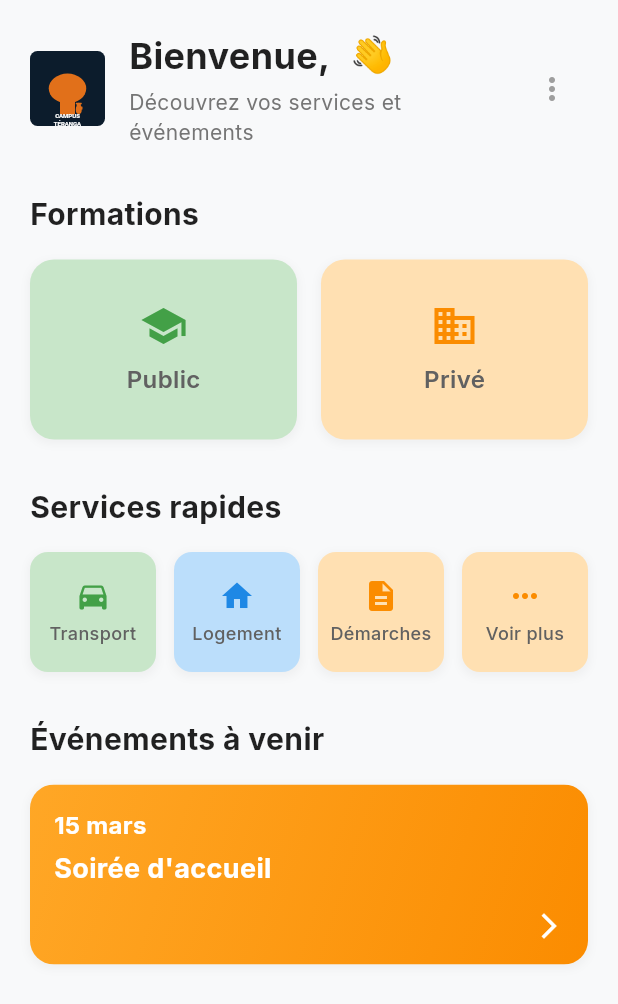
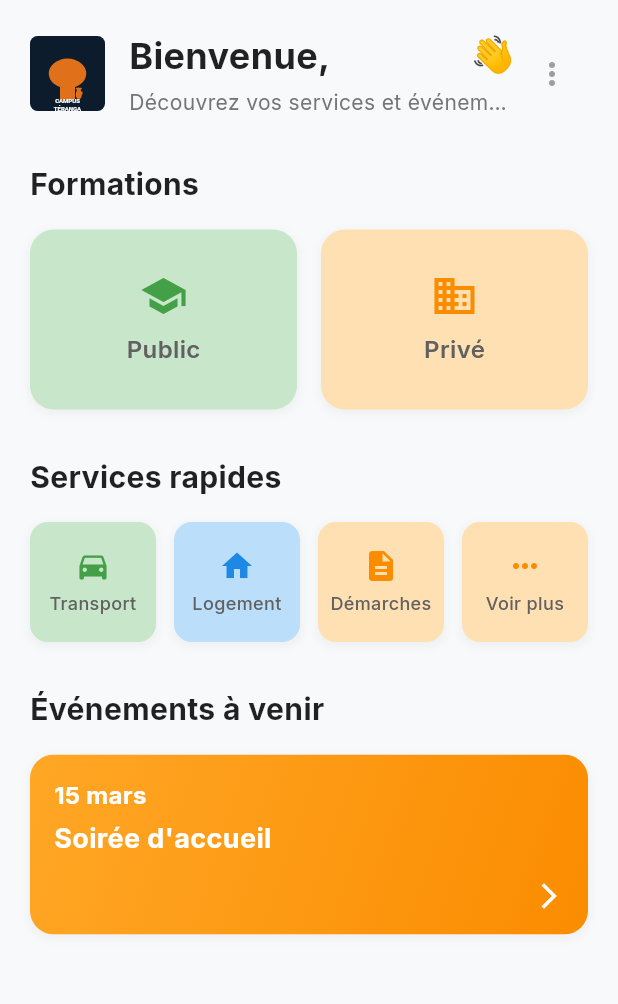
Before and after one commit to Mooxa/campus-teranga-app, a Flutter app: the HomeScreen screen opened by its route, on a phone screen of 412 x 824 dp. Shown: the top 1004 px of the screen. Run offline on Flutter 3.47's test engine with Material 3 defaults, Android fonts, the phone set to English and light mode, and no system bars; our stand-ins replace flutter_svg, google_fonts, shared_preferences; accounts and stored records are empty; network calls fail.

Commit message:
fix: resolve RenderFlex overflow issue in home screen
- Wrap welcome message Text widget in Expanded to prevent overflow
- Add TextOverflow.ellipsis to handle long usernames gracefully
- Add maxLines and overflow handling to subtitle text
- Ensure responsive layout on different screen sizes

Fixes the 19-pixel overflow error on the right side of the Row widget
in the home screen header section when displaying long usernames.

```diff
--- a/lib/screens/home_screen.dart
+++ b/lib/screens/home_screen.dart
@@ -65,12 +65,15 @@
                 children: [
                   Row(
                     children: [
-                      Text(
-                        'Bienvenue, $userName',
-                        style: GoogleFonts.inter(
-                          fontSize: 24,
-                          fontWeight: FontWeight.bold,
-                          color: Colors.black87,
+                      Expanded(
+                        child: Text(
+                          'Bienvenue, $userName',
+                          style: GoogleFonts.inter(
+                            fontSize: 24,
+                            fontWeight: FontWeight.bold,
+                            color: Colors.black87,
+                          ),
+                          overflow: TextOverflow.ellipsis,
                         ),
                       ),
                       const SizedBox(width: 8),
@@ -84,6 +87,8 @@
                       fontSize: 14,
                       color: Colors.grey[600],
                     ),
+                    overflow: TextOverflow.ellipsis,
+                    maxLines: 1,
                   ),
                 ],
               ),
```
